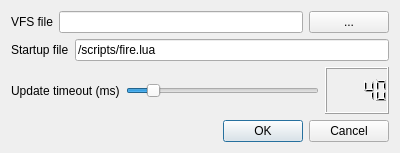
Above: sgui_plugin/dialog.ui from matrixsmaster/MILLA before the change. Below: the same form after it.
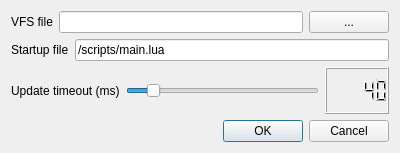
That is the form after the change. Icons and pictures are not drawn.

```diff
--- a/sgui_plugin/dialog.ui
+++ b/sgui_plugin/dialog.ui
@@ -54,7 +54,7 @@
      <item>
       <widget class="QLineEdit" name="lineEdit_2">
        <property name="text">
-        <string>/scripts/fire.lua</string>
+        <string>/scripts/main.lua</string>
        </property>
       </widget>
      </item>
```
